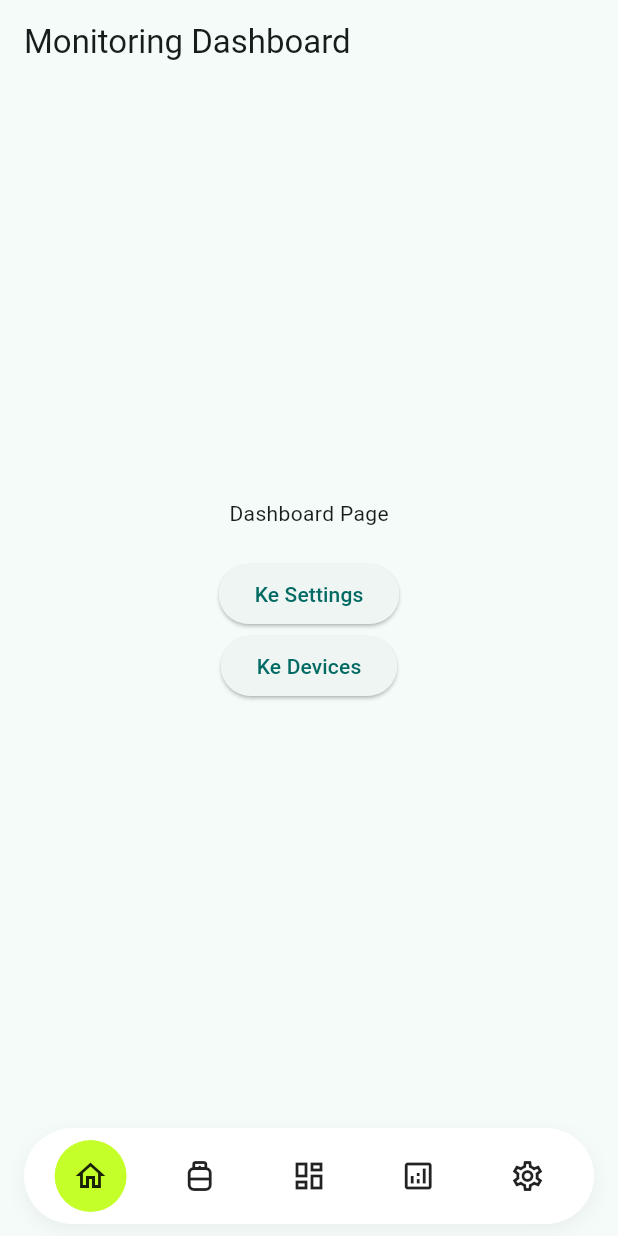
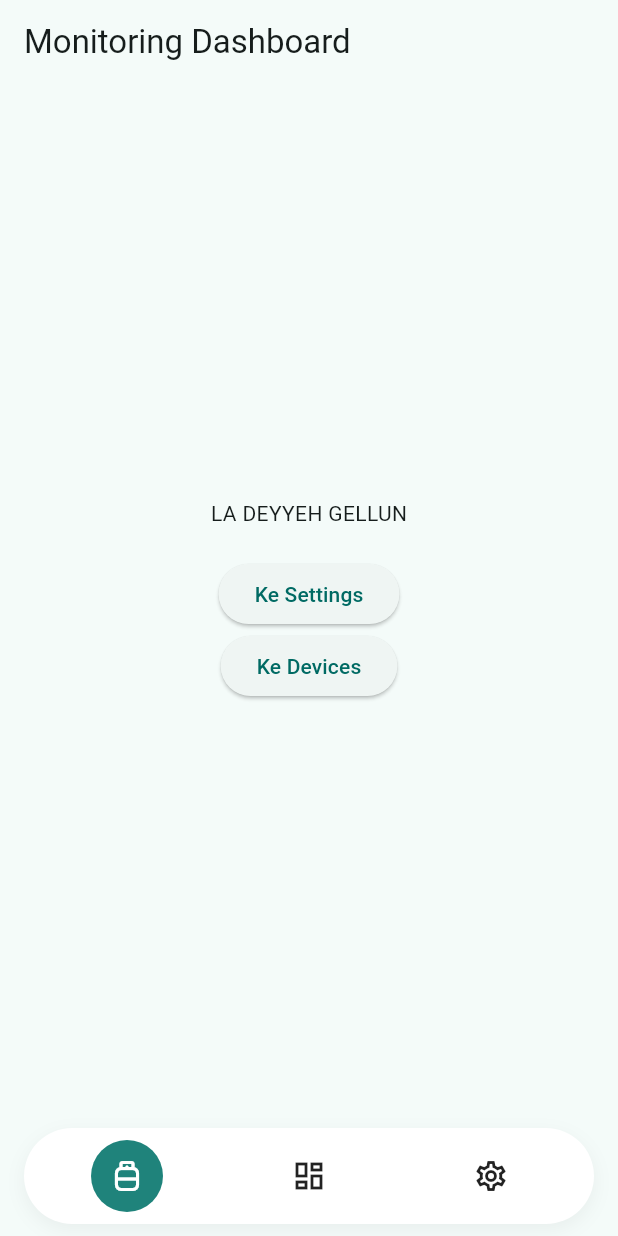
Before and after one commit to MakdumIbrohim/hydrosense_sn_app, a Flutter app: the screen it shows after launch, on a phone screen of 412 x 824 dp. Run offline on Flutter 3.47's test engine with Material 3 defaults, Android fonts, the phone set to English and light mode, and no system bars; our stand-ins replace go_router.

Commit message:
refactor: simplify navigation menu, update icons, and update dashboard display text

```diff
--- a/lib/core/routes/app_router.dart
+++ b/lib/core/routes/app_router.dart
@@ -25,7 +25,7 @@ class AppRouter {
           return MainLayout(navigationShell: navigationShell);
         },
         branches: [
-          // 0: Home (Dashboard)
+          // 0: Dashboard
           StatefulShellBranch(
             routes: [
               GoRoute(
@@ -34,7 +34,7 @@ class AppRouter {
               ),
             ],
           ),
-          // 1: Tank (Devices)
+          // 1: Devices
           StatefulShellBranch(
             routes: [
               GoRoute(
@@ -53,25 +53,7 @@ class AppRouter {
               ),
             ],
           ),
-          // 2: Leaf (Plant - Placeholder)
-          StatefulShellBranch(
-            routes: [
-              GoRoute(
-                path: '/plant',
-                builder: (context, state) => const Scaffold(body: Center(child: Text('Plant Page'))),
-              ),
-            ],
-          ),
-          // 3: Chart (Analytics - Placeholder)
-          StatefulShellBranch(
-            routes: [
-              GoRoute(
-                path: '/analytics',
-                builder: (context, state) => const Scaffold(body: Center(child: Text('Analytics Page'))),
-              ),
-            ],
-          ),
-          // 4: Gear (Settings)
+          // 2: Settings
           StatefulShellBranch(
             routes: [
               GoRoute(
--- a/lib/core/widgets/custom_top_bar.dart
+++ b/lib/core/widgets/custom_top_bar.dart
@@ -1,4 +1,5 @@
 import 'package:flutter/material.dart';
+import '../constants/app_colors.dart';
 
 class CustomTopBar extends StatelessWidget {
   final int selectedIndex;
@@ -32,29 +33,19 @@ class CustomTopBar extends StatelessWidget {
           mainAxisAlignment: MainAxisAlignment.spaceAround,
           children: [
             _NavBarItem(
-              icon: Icons.home_outlined,
+              icon: Icons.propane_tank_outlined,
               isSelected: selectedIndex == 0,
               onTap: () => onItemTapped(0),
             ),
             _NavBarItem(
-              icon: Icons.propane_tank_outlined,
+              icon: Icons.dashboard_outlined,
               isSelected: selectedIndex == 1,
               onTap: () => onItemTapped(1),
             ),
             _NavBarItem(
-              icon: Icons.dashboard_outlined,
+              icon: Icons.settings_outlined,
               isSelected: selectedIndex == 2,
               onTap: () => onItemTapped(2),
-            ),
-            _NavBarItem(
-              icon: Icons.analytics_outlined,
-              isSelected: selectedIndex == 3,
-              onTap: () => onItemTapped(3),
-            ),
-            _NavBarItem(
-              icon: Icons.settings_outlined,
-              isSelected: selectedIndex == 4,
-              onTap: () => onItemTapped(4),
             ),
           ],
         ),
@@ -83,12 +74,12 @@ class _NavBarItem extends StatelessWidget {
         duration: const Duration(milliseconds: 200),
         padding: const EdgeInsets.all(12.0),
         decoration: BoxDecoration(
-          color: isSelected ? const Color(0xFFC5FF29) : Colors.transparent,
+          color: isSelected ? AppColors.primary : Colors.transparent,
           shape: BoxShape.circle,
         ),
         child: Icon(
           icon,
-          color: Colors.black87,
+          color: isSelected ? Colors.white : Colors.black87,
           size: 24.0,
         ),
       ),
--- a/lib/features/monitoring/presentation/pages/dashboard_page.dart
+++ b/lib/features/monitoring/presentation/pages/dashboard_page.dart
@@ -13,7 +13,7 @@ class DashboardPage extends StatelessWidget {
         child: Column(
           mainAxisAlignment: MainAxisAlignment.center,
           children: [
-            const Text('Dashboard Page'),
+            const Text('LA DEYYEH GELLUN'),
             const SizedBox(height: 20),
             ElevatedButton(
               onPressed: () => context.go(AppRoutes.settings),
```
